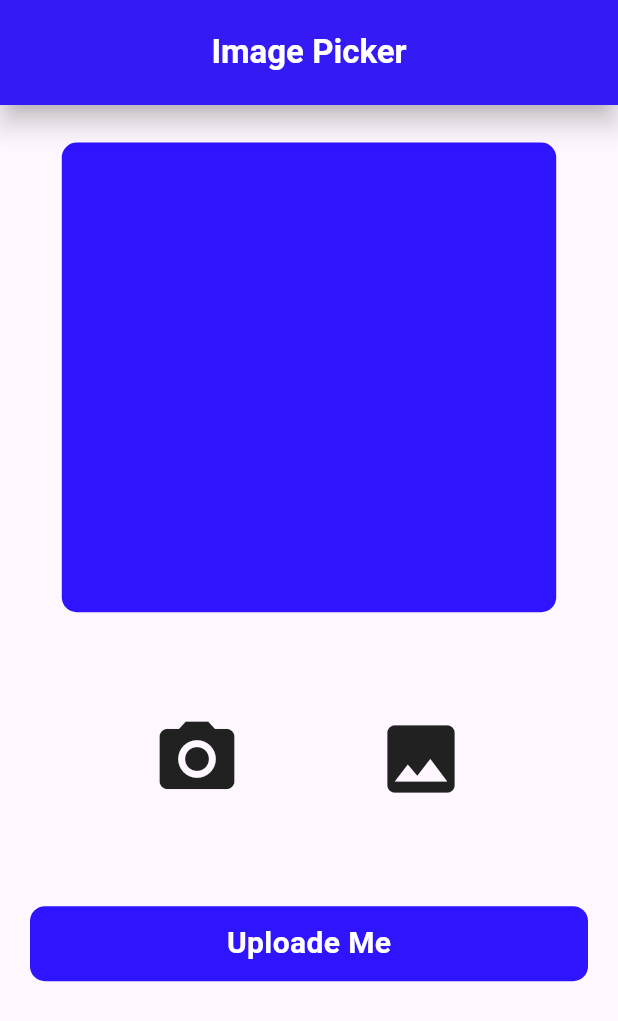
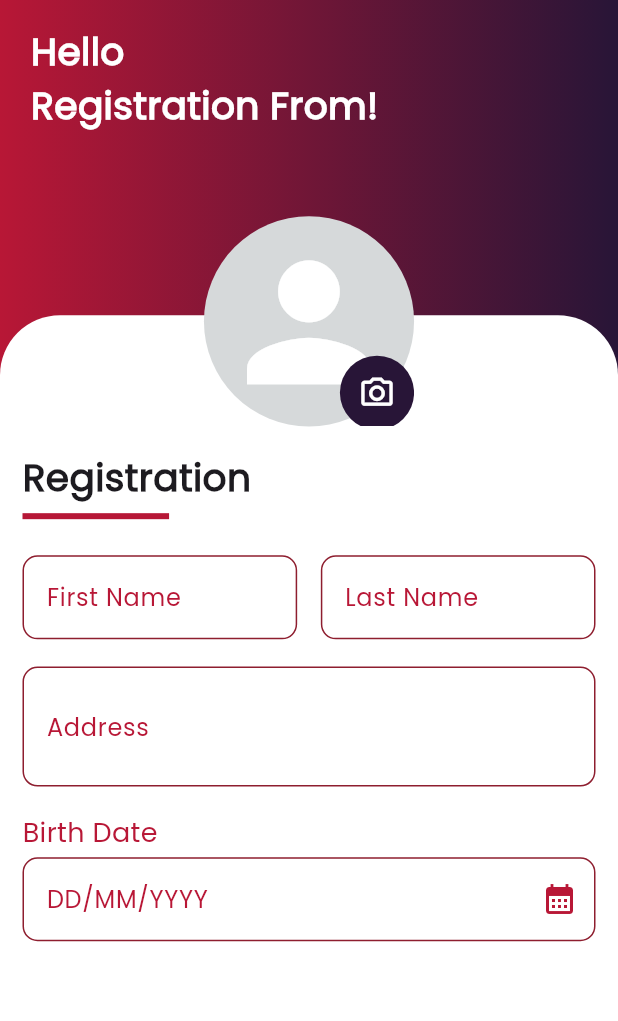
Before and after one commit to AnkitUmredkar/Resume_app_daily_task, a Flutter app: the screen it shows after launch, on a phone screen of 412 x 824 dp. Shown: the top 1021 px of the screen. Run offline on Flutter 3.47's test engine with Material 3 defaults, Android fonts, the phone set to English and light mode, and no system bars; our stand-ins replace image_picker.

Commit message:
Resume App Daily Task

```diff
--- /dev/null
+++ b/lib/Daily_Task/Registration_Form/Registration_Form.dart
@@ -0,0 +1,203 @@
+import 'package:flutter/material.dart';
+import 'global.dart';
+
+TextEditingController dateController = TextEditingController();
+
+class Registration extends StatefulWidget {
+  const Registration({super.key});
+
+  @override
+  State<Registration> createState() => _RegistrationState();
+}
+
+class _RegistrationState extends State<Registration> {
+  @override
+  Widget build(BuildContext context) {
+    double width = MediaQuery.of(context).size.width;
+    double height = MediaQuery.of(context).size.height;
+    return SafeArea(
+      child: Scaffold(
+        body: Container(
+          height: height,
+          width: width,
+          decoration: const BoxDecoration(
+            gradient: LinearGradient(
+              colors: [
+                Color(0xffB81736),
+                Color(0xff281537),
+              ],
+            ),
+          ),
+          child: SingleChildScrollView(
+            child: Stack(
+              children: [
+                Padding(
+                  padding:
+                      EdgeInsets.only(top: height * 0.02, left: width * 0.05),
+                  child: const Text(
+                    'Hello\nRegistration From!',
+                    style: TextStyle(
+                        fontFamily: 'poppins',
+                        color: Colors.white,
+                        fontSize: 25,
+                        fontWeight: FontWeight.bold),
+                  ),
+                ),
+                Container(
+                  margin: EdgeInsets.only(top: height * 0.255),
+                  padding: const EdgeInsets.fromLTRB(15, 90, 15, 0),
+                  height: height,
+                  width: width,
+                  decoration: const BoxDecoration(
+                    color: Colors.white,
+                    borderRadius: BorderRadius.only(
+                      topRight: Radius.circular(40),
+                      topLeft: Radius.circular(40),
+                    ),
+                  ),
+                  child: Column(
+                    crossAxisAlignment: CrossAxisAlignment.start,
+                    children: [
+                      const Text(
+                        'Registration',
+                        style: TextStyle(
+                            fontFamily: 'poppins',
+                            fontSize: 25,
+                            fontWeight: FontWeight.bold),
+                      ),
+                      Divider(
+                        color: const Color(0xffB61736),
+                        thickness: 4,
+                        endIndent: width * 0.69,
+                      ),
+                      SizedBox(height: height * 0.022),
+                      Row(
+                        children: [
+                          name(width, 'First Name'),
+                          const Spacer(),
+                          name(width, 'Last Name'),
+                        ],
+                      ),
+                      SizedBox(height: height * 0.022),
+                      TextField(
+                        maxLines: 2,
+                        decoration: InputDecoration(
+                          enabledBorder: enableBorder(),
+                          focusedBorder: focusBorder(),
+                          label: const Text('Address',
+                              style: TextStyle(fontFamily: 'poppins')),
+                          labelStyle: const TextStyle(color: Color(0xffB81736)),
+                        ),
+                      ),
+                      SizedBox(height: height * 0.022),
+                      Column(
+                        crossAxisAlignment: CrossAxisAlignment.start,
+                        children: [
+                          const Text(
+                            'Birth Date',
+                            style: TextStyle(
+                                color: Color(0xffB81736),
+                                fontFamily: 'poppins',
+                                fontSize: 18),
+                          ),
+                          const SizedBox(height: 3),
+                          TextField(
+                            controller: dateController,
+                            decoration: InputDecoration(
+                              suffixIcon: IconButton(
+                                  onPressed: () {
+                                    setState(() async {
+                                      DateTime? datePicked =
+                                          await showDatePicker(
+                                        context: context,
+                                        lastDate: DateTime.now(),
+                                        firstDate: DateTime(2000),
+                                      );
+                                      if (datePicked != null) {
+                                        birthDate =
+                                            '${datePicked.day}/${datePicked.month}/${datePicked.year}';
+                                        dateController.text = birthDate;
+                                      }
+                                    });
+                                  },
+                                  icon: const Icon(Icons.calendar_month,
+                                      color: Color(0xffB81736))),
+                              enabledBorder: enableBorder(),
+                              focusedBorder: focusBorder(),
+                              label: const Text(
+                                'DD/MM/YYYY',
+                                style: TextStyle(fontFamily: 'poppins'),
+                              ),
+                              labelStyle:
+                                  const TextStyle(color: Color(0xffB81736)),
+                            ),
+                          ),
+                        ],
+                      ),
+                    ],
+                  ),
+                ),
+                Center(
+                  child: Padding(
+                    padding: EdgeInsets.only(top: height * 0.175),
+                    child: CircleAvatar(
+                      radius: width * 0.17,
+                      backgroundColor: const Color(0xffd6d9da),
+                      child: Stack(
+                        children: [
+                          Center(
+                            child: Icon(
+                              Icons.person,
+                              color: Colors.white,
+                              size: width * 0.3,
+                            ),
+                          ),
+                          Positioned(
+                            bottom: -27,
+                            right: 0,
+                            child: Container(
+                              height: height * 0.12,
+                              width: width * 0.12,
+                              decoration: const BoxDecoration(
+                                  color: Color(0xff281537),
+                                  shape: BoxShape.circle),
+                              child: const Icon(
+                                Icons.camera_alt_outlined,
+                                color: Colors.white,
+                                size: 25,
+                              ),
+                            ),
+                          ),
+                        ],
+                      ),
+                    ),
+                  ),
+                ),
+              ],
+            ),
+          ),
+        ),
+      ),
+    );
+  }
+}
+
+// ElevatedButton(
+// onPressed: () {
+// setState(() async {
+// DateTime? datePicked = await showDatePicker(
+// context: context,
+// initialDate: DateTime.now(),
+// firstDate: DateTime(2018),
+// lastDate: DateTime(2030),
+// );
+// if (datePicked != null) {
+// setState(() {
+// date =
+// 'Date : ${datePicked.day} - ${datePicked.month} - ${datePicked.year}';
+// });
+// }
+// });
+// },
+// child: const Text('Date Time'),
+// ),
--- /dev/null
+++ b/lib/Daily_Task/Registration_Form/global.dart
@@ -0,0 +1,39 @@
+import 'package:flutter/material.dart';
+
+String birthDate = '';
+
+SizedBox name(double width, String data) {
+  return SizedBox(
+    width: width / 2.25,
+    child: TextField(
+      decoration: InputDecoration(
+        enabledBorder: enableBorder(),
+        focusedBorder: focusBorder(),
+        label: Text(
+          data,
+          style: const TextStyle(fontFamily: 'poppins'),
+        ),
+        labelStyle: const TextStyle(color: Color(0xffB81736)),
+      ),
+    ),
+  );
+}
+
+OutlineInputBorder focusBorder() {
+  return OutlineInputBorder(
+    borderRadius: BorderRadius.circular(10),
+    borderSide: const BorderSide(
+      color: Color(0xff8E1E2F),
+      width: 2,
+    ),
+  );
+}
+
+OutlineInputBorder enableBorder() {
+  return OutlineInputBorder(
+    borderRadius: BorderRadius.circular(10),
+    borderSide: const BorderSide(
+      color: Color(0xff8E1E2F),
+    ),
+  );
+}
--- a/lib/util/global.dart
+++ b/lib/util/global.dart
@@ -8,7 +8,6 @@ bool check = false, checkEye = false;
 IconData SuffixIcon = Icons.remove_red_eye;
 int selectedIndex = -1;
 String email = '',password = '';
-
 bool checkCapital = false,
     checkSmall = false,
     checkSpeChar = false,
--- a/lib/util/routes.dart
+++ b/lib/util/routes.dart
@@ -1,4 +1,5 @@
 import 'package:flutter/material.dart';
+import '../Daily_Task/Registration_Form/Registration_Form.dart';
 import '../Daily_Task/drawer.dart';
 import '../Daily_Task/image_picker.dart';
 import '../Daily_Task/snack_bar.dart';
@@ -28,6 +29,10 @@ class AppRoutes {
     // '/': (context) => textfield(),
 
     //TODO Image Picker
-    '/': (context) => const imagePicker(),
+    // '/': (context) => const imagePicker(),
+
+    // TODO Image Picker
+    '/': (context) => const Registration(),
   };
 }
+//
```
